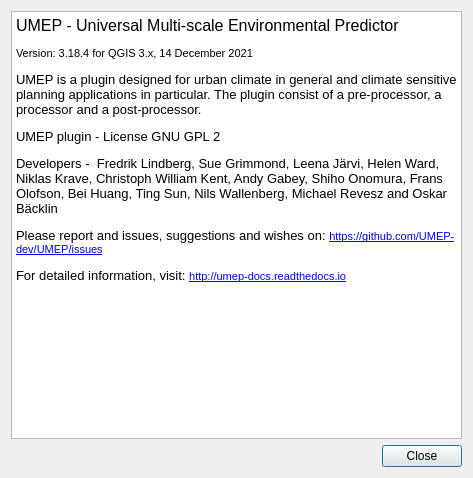
Above: UMEP_about.ui from UMEP-dev/UMEP before the change. Below: the same form after it.
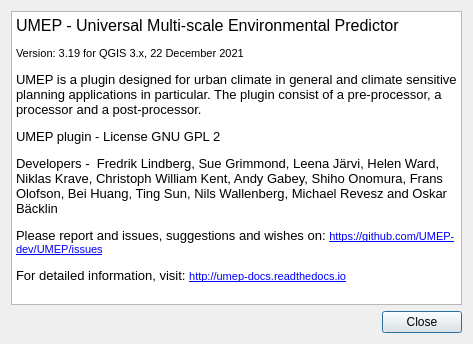
That is the form after the change.

What changed in the file:
```diff
--- a/UMEP_about.ui
+++ b/UMEP_about.ui
@@ -7,7 +7,7 @@
     <x>0</x>
     <y>0</y>
     <width>473</width>
-    <height>478</height>
+    <height>344</height>
    </rect>
   </property>
   <property name="windowTitle">
@@ -31,7 +31,7 @@
 p, li { white-space: pre-wrap; }
 &lt;/style&gt;&lt;/head&gt;&lt;body style=&quot; font-family:'MS Shell Dlg 2'; font-size:7.8pt; font-weight:400; font-style:normal;&quot;&gt;
 &lt;p style=&quot; margin-top:0px; margin-bottom:0px; margin-left:0px; margin-right:0px; -qt-block-indent:0; text-indent:0px;&quot;&gt;&lt;span style=&quot; font-size:12pt;&quot;&gt;UMEP - Universal Multi-scale Environmental Predictor &lt;/span&gt;&lt;/p&gt;
-&lt;p style=&quot; margin-top:12px; margin-bottom:12px; margin-left:0px; margin-right:0px; -qt-block-indent:0; text-indent:0px;&quot;&gt;&lt;span style=&quot; font-size:8pt;&quot;&gt;Version: 3.18.4 for QGIS 3.x, 14 December 2021&lt;/span&gt;&lt;/p&gt;
+&lt;p style=&quot; margin-top:12px; margin-bottom:12px; margin-left:0px; margin-right:0px; -qt-block-indent:0; text-indent:0px;&quot;&gt;&lt;span style=&quot; font-size:8pt;&quot;&gt;Version: 3.19 for QGIS 3.x, 22 December 2021&lt;/span&gt;&lt;/p&gt;
 &lt;p style=&quot; margin-top:12px; margin-bottom:12px; margin-left:0px; margin-right:0px; -qt-block-indent:0; text-indent:0px;&quot;&gt;&lt;span style=&quot; font-size:10pt;&quot;&gt;UMEP is a plugin designed for urban climate in general and climate sensitive planning applications in particular. The plugin consist of a pre-processor, a processor and a post-processor.&lt;/span&gt;&lt;/p&gt;
 &lt;p style=&quot; margin-top:12px; margin-bottom:12px; margin-left:0px; margin-right:0px; -qt-block-indent:0; text-indent:0px;&quot;&gt;&lt;span style=&quot; font-size:10pt;&quot;&gt;UMEP plugin - License GNU GPL 2&lt;/span&gt;&lt;/p&gt;
 &lt;p style=&quot; margin-top:12px; margin-bottom:12px; margin-left:0px; margin-right:0px; -qt-block-indent:0; text-indent:0px;&quot;&gt;&lt;span style=&quot; font-size:10pt;&quot;&gt;Developers -  Fredrik Lindberg, Sue Grimmond, Leena Järvi, Helen Ward, Niklas Krave, Christoph William Kent, Andy Gabey, Shiho Onomura, Frans Olofson, Bei Huang, Ting Sun, Nils Wallenberg, Michael Revesz and Oskar Bäcklin&lt;/span&gt;&lt;/p&gt;
```
